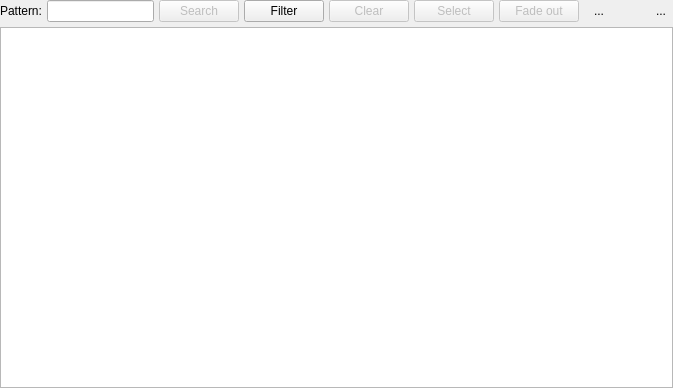
Above: libs/libgui/ui/widgets/objectsearchwidget.ui from maniac787/pgmodeler before the change. Below: the same form after it.
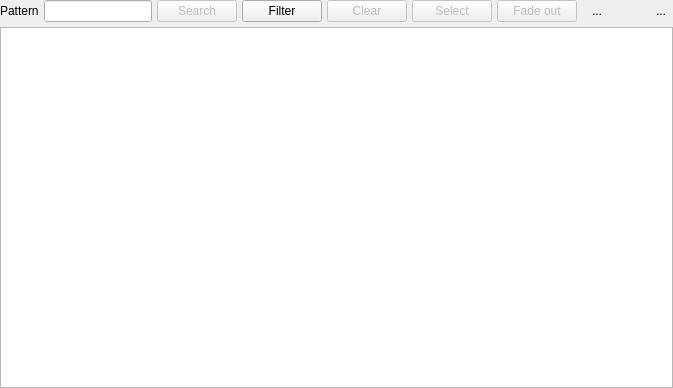
That is the form after the change. Icons and pictures are not drawn.

Commit message: Modernize ObjectSearchWidget

Patch:
```diff
--- a/libs/libgui/ui/widgets/objectsearchwidget.ui
+++ b/libs/libgui/ui/widgets/objectsearchwidget.ui
@@ -67,7 +67,7 @@
         </sizepolicy>
        </property>
        <property name="text">
-        <string>Pattern:</string>
+        <string>Pattern</string>
        </property>
       </widget>
      </item>
```
The commit also changes 1 other file.
